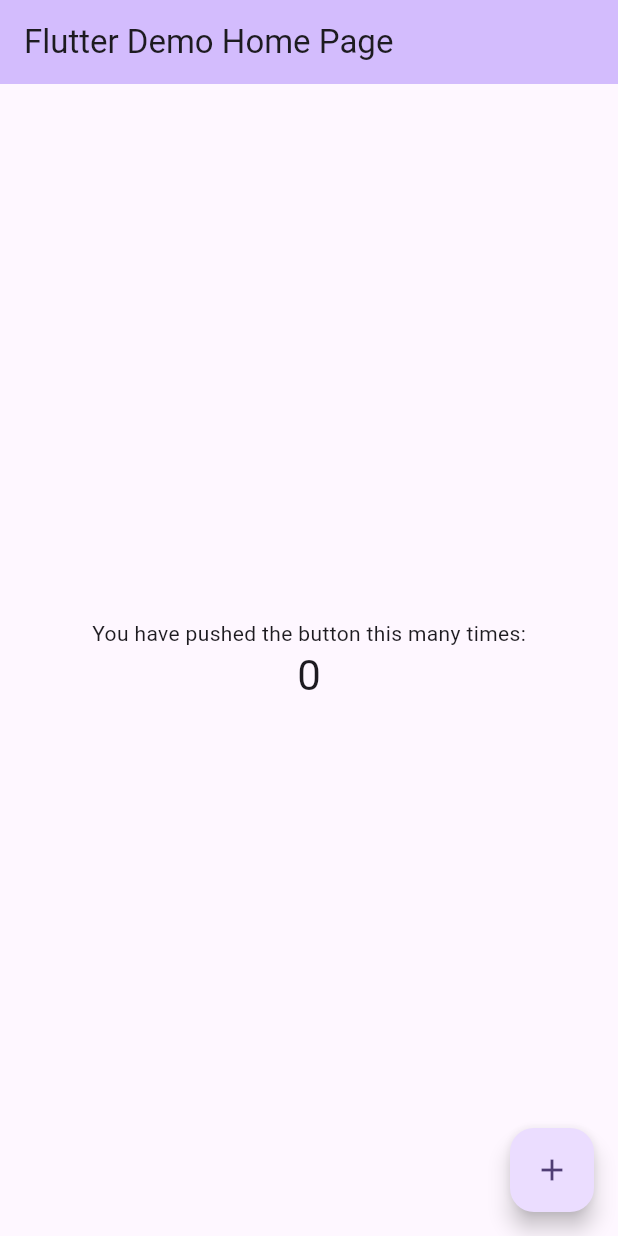
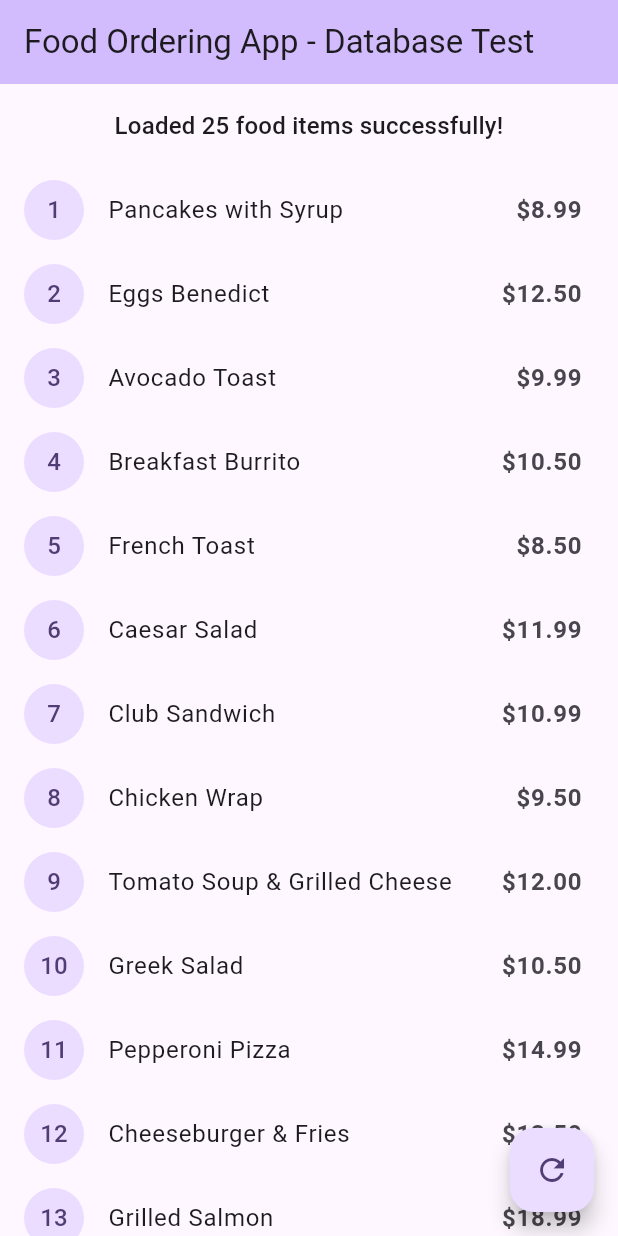
Before and after one commit to kunalpanda/Mobile_Dev_Assign_3, a Flutter app: the screen it shows after launch, on a phone screen of 412 x 824 dp. Run offline on Flutter 3.47's test engine with Material 3 defaults, Android fonts, the phone set to English and light mode, and no system bars; our stand-ins replace sqflite, sqflite_common_ffi; accounts and stored records are empty.

Commit message:
setup db

```diff
--- /dev/null
+++ b/lib/database/database_helper.dart
@@ -0,0 +1,283 @@
+import 'dart:io' show Platform;
+import 'package:sqflite/sqflite.dart';
+import 'package:sqflite_common_ffi/sqflite_ffi.dart';
+import 'package:path/path.dart';
+import '../models/models.dart';
+
+/// DatabaseHelper - Singleton class for managing SQLite database operations
+///
+/// This class handles all database operations including:
+/// - Database initialization and table creation
+/// - CRUD operations for FoodItem
+/// - CRUD operations for OrderPlan
+/// - Seeding initial data
+class DatabaseHelper {
+  // Singleton pattern implementation
+  static final DatabaseHelper _instance = DatabaseHelper._internal();
+  static Database? _database;
+
+  // Private constructor with platform-specific initialization
+  DatabaseHelper._internal() {
+    // Initialize FFI for Windows/Linux/macOS desktop platforms
+    if (Platform.isWindows || Platform.isLinux || Platform.isMacOS) {
+      sqfliteFfiInit();
+      databaseFactory = databaseFactoryFfi;
+    }
+  }
+
+  // Factory constructor returns the singleton instance
+  factory DatabaseHelper() {
+    return _instance;
+  }
+
+  /// Get database instance, initialize if not already done
+  Future<Database> get database async {
+    if (_database != null) return _database!;
+    _database = await _initDatabase();
+    return _database!;
+  }
+
+  /// Initialize the database
+  /// Creates the database file and tables if they don't exist
+  Future<Database> _initDatabase() async {
+    // Get the path to the database file
+    String path = join(await getDatabasesPath(), 'food_ordering.db');
+
+    // Open the database, create tables if needed
+    return await openDatabase(
+      path,
+      version: 1,
+      onCreate: _onCreate,
+    );
+  }
+
+  /// Create database tables
+  /// Called automatically when database is created for the first time
+  Future<void> _onCreate(Database db, int version) async {
+    // Create food_items table
+    await db.execute('''
+      CREATE TABLE food_items (
+        id INTEGER PRIMARY KEY AUTOINCREMENT,
+        name TEXT NOT NULL,
+        cost REAL NOT NULL
+      )
+    ''');
+
+    // Create order_plans table with foreign key
+    await db.execute('''
+      CREATE TABLE order_plans (
+        id INTEGER PRIMARY KEY AUTOINCREMENT,
+        date TEXT NOT NULL,
+        targetCost REAL NOT NULL,
+        foodItemId INTEGER NOT NULL,
+        FOREIGN KEY (foodItemId) REFERENCES food_items(id) ON DELETE CASCADE
+      )
+    ''');
+
+    // Seed initial data with 20+ food items
+    await _seedInitialData(db);
+  }
+
+  /// Seed the database with initial food items
+  /// Only called during database creation
+  Future<void> _seedInitialData(Database db) async {
+    // List of 25 diverse food items across different categories
+    final List<Map<String, dynamic>> initialFoodItems = [
+      // Breakfast Items
+      {'name': 'Pancakes with Syrup', 'cost': 8.99},
+      {'name': 'Eggs Benedict', 'cost': 12.50},
+      {'name': 'Avocado Toast', 'cost': 9.99},
+      {'name': 'Breakfast Burrito', 'cost': 10.50},
+      {'name': 'French Toast', 'cost': 8.50},
+
+      // Lunch Items
+      {'name': 'Caesar Salad', 'cost': 11.99},
+      {'name': 'Club Sandwich', 'cost': 10.99},
+      {'name': 'Chicken Wrap', 'cost': 9.50},
+      {'name': 'Tomato Soup & Grilled Cheese', 'cost': 12.00},
+      {'name': 'Greek Salad', 'cost': 10.50},
+
+      // Dinner Items
+      {'name': 'Pepperoni Pizza', 'cost': 14.99},
+      {'name': 'Cheeseburger & Fries', 'cost': 13.50},
+      {'name': 'Grilled Salmon', 'cost': 18.99},
+      {'name': 'Chicken Alfredo Pasta', 'cost': 15.50},
+      {'name': 'Beef Tacos (3pc)', 'cost': 11.99},
+      {'name': 'Vegetable Stir Fry', 'cost': 12.99},
+      {'name': 'BBQ Ribs', 'cost': 19.99},
+
+      // Snacks
+      {'name': 'French Fries', 'cost': 4.99},
+      {'name': 'Onion Rings', 'cost': 5.50},
+      {'name': 'Chicken Wings (6pc)', 'cost': 9.99},
+      {'name': 'Mozzarella Sticks', 'cost': 6.99},
+
+      // Desserts
+      {'name': 'Chocolate Cake', 'cost': 6.50},
+      {'name': 'Ice Cream Sundae', 'cost': 5.99},
+      {'name': 'Apple Pie', 'cost': 5.50},
+      {'name': 'Cheesecake', 'cost': 7.50},
+    ];
+
+    // Insert all food items
+    for (var item in initialFoodItems) {
+      await db.insert('food_items', item);
+    }
+  }
+
+  // ==================== FOOD ITEM CRUD OPERATIONS ====================
+
+  /// Insert a new food item into the database
+  Future<int> insertFoodItem(FoodItem item) async {
+    final db = await database;
+    return await db.insert('food_items', item.toMap());
+  }
+
+  /// Get all food items from the database
+  Future<List<FoodItem>> getAllFoodItems() async {
+    final db = await database;
+    final List<Map<String, dynamic>> maps = await db.query('food_items');
+
+    return List.generate(maps.length, (i) {
+      return FoodItem.fromMap(maps[i]);
+    });
+  }
+
+  /// Get a single food item by ID
+  Future<FoodItem?> getFoodItemById(int id) async {
+    final db = await database;
+    final List<Map<String, dynamic>> maps = await db.query(
+      'food_items',
+      where: 'id = ?',
+      whereArgs: [id],
+    );
+
+    if (maps.isEmpty) return null;
+    return FoodItem.fromMap(maps.first);
+  }
+
+  /// Update an existing food item
+  Future<int> updateFoodItem(FoodItem item) async {
+    final db = await database;
+    return await db.update(
+      'food_items',
+      item.toMap(),
+      where: 'id = ?',
+      whereArgs: [item.id],
+    );
+  }
+
+  /// Delete a food item by ID
+  /// Note: This will cascade delete related order_plans
+  Future<int> deleteFoodItem(int id) async {
+    final db = await database;
+    return await db.delete(
+      'food_items',
+      where: 'id = ?',
+      whereArgs: [id],
+    );
+  }
+
+  /// Search food items by name (optional enhancement)
+  Future<List<FoodItem>> searchFoodItems(String searchTerm) async {
+    final db = await database;
+    final List<Map<String, dynamic>> maps = await db.query(
+      'food_items',
+      where: 'name LIKE ?',
+      whereArgs: ['%$searchTerm%'],
+    );
+
+    return List.generate(maps.length, (i) {
+      return FoodItem.fromMap(maps[i]);
+    });
+  }
+
+  // ==================== ORDER PLAN CRUD OPERATIONS ====================
+
+  /// Insert a new order plan entry
+  Future<int> insertOrderPlan(OrderPlan orderPlan) async {
+    final db = await database;
+    return await db.insert('order_plans', orderPlan.toMap());
+  }
+
+  /// Get all order plans for a specific date (with food item details via JOIN)
+  Future<List<OrderPlan>> getOrdersForDate(String date) async {
+    final db = await database;
+    final List<Map<String, dynamic>> maps = await db.rawQuery('''
+      SELECT
+        op.id,
+        op.date,
+        op.targetCost,
+        op.foodItemId,
+        fi.name AS foodItemName,
+        fi.cost AS foodItemCost
+      FROM order_plans op
+      INNER JOIN food_items fi ON op.foodItemId = fi.id
+      WHERE op.date = ?
+      ORDER BY fi.name
+    ''', [date]);
+
+    return List.generate(maps.length, (i) {
+      return OrderPlan.fromMap(maps[i]);
+    });
+  }
+
+  /// Get all unique dates that have order plans
+  Future<List<String>> getAllOrderDates() async {
+    final db = await database;
+    final List<Map<String, dynamic>> maps = await db.rawQuery('''
+      SELECT DISTINCT date
+      FROM order_plans
+      ORDER BY date DESC
+    ''');
+
+    return List.generate(maps.length, (i) {
+      return maps[i]['date'] as String;
+    });
+  }
+
+  /// Delete all order plans for a specific date
+  Future<int> deleteOrdersForDate(String date) async {
+    final db = await database;
+    return await db.delete(
+      'order_plans',
+      where: 'date = ?',
+      whereArgs: [date],
+    );
+  }
+
+  /// Get the total cost for a specific date
+  Future<double> getTotalCostForDate(String date) async {
+    final db = await database;
+    final result = await db.rawQuery('''
+      SELECT SUM(fi.cost) as total
+      FROM order_plans op
+      INNER JOIN food_items fi ON op.foodItemId = fi.id
+      WHERE op.date = ?
+    ''', [date]);
+
+    if (result.isEmpty || result.first['total'] == null) {
+      return 0.0;
+    }
+    return result.first['total'] as double;
+  }
+
+  /// Check if an order plan exists for a specific date
+  Future<bool> hasOrdersForDate(String date) async {
+    final db = await database;
+    final result = await db.query(
+      'order_plans',
+      where: 'date = ?',
+      whereArgs: [date],
+      limit: 1,
+    );
+
+    return result.isNotEmpty;
+  }
+
+  /// Close the database connection
+  Future<void> close() async {
+    final db = await database;
+    await db.close();
+  }
+}
--- a/lib/main.dart
+++ b/lib/main.dart
@@ -1,4 +1,6 @@
 import 'package:flutter/material.dart';
+import 'database/database_helper.dart';
+import 'models/models.dart';
 
 void main() {
   runApp(const MyApp());
@@ -7,45 +9,21 @@ void main() {
 class MyApp extends StatelessWidget {
   const MyApp({super.key});
 
-  // This widget is the root of your application.
   @override
   Widget build(BuildContext context) {
     return MaterialApp(
-      title: 'Flutter Demo',
+      title: 'Food Ordering App',
       theme: ThemeData(
-        // This is the theme of your application.
-        //
-        // TRY THIS: Try running your application with "flutter run". You'll see
-        // the application has a purple toolbar. Then, without quitting the app,
-        // try changing the seedColor in the colorScheme below to Colors.green
-        // and then invoke "hot reload" (save your changes or press the "hot
-        // reload" button in a Flutter-supported IDE, or press "r" if you used
-        // the command line to start the app).
-        //
-        // Notice that the counter didn't reset back to zero; the application
-        // state is not lost during the reload. To reset the state, use hot
-        // restart instead.
-        //
-        // This works for code too, not just values: Most code changes can be
-        // tested with just a hot reload.
-        colorScheme: .fromSeed(seedColor: Colors.deepPurple),
+        colorScheme: ColorScheme.fromSeed(seedColor: Colors.deepPurple),
+        useMaterial3: true,
       ),
-      home: const MyHomePage(title: 'Flutter Demo Home Page'),
+      home: const MyHomePage(title: 'Food Ordering App - Database Test'),
     );
   }
 }
 
 class MyHomePage extends StatefulWidget {
   const MyHomePage({super.key, required this.title});
-
-  // This widget is the home page of your application. It is stateful, meaning
-  // that it has a State object (defined below) that contains fields that affect
-  // how it looks.
-
-  // This class is the configuration for the state. It holds the values (in this
-  // case the title) provided by the parent (in this case the App widget) and
-  // used by the build method of the State. Fields in a Widget subclass are
-  // always marked "final".
 
   final String title;
 
@@ -54,68 +32,86 @@ class MyHomePage extends StatefulWidget {
 }
 
 class _MyHomePageState extends State<MyHomePage> {
-  int _counter = 0;
+  final DatabaseHelper _dbHelper = DatabaseHelper();
+  List<FoodItem> _foodItems = [];
+  bool _isLoading = true;
+  String _status = 'Initializing database...';
 
-  void _incrementCounter() {
+  @override
+  void initState() {
+    super.initState();
+    _loadFoodItems();
+  }
+
+  Future<void> _loadFoodItems() async {
     setState(() {
-      // This call to setState tells the Flutter framework that something has
-      // changed in this State, which causes it to rerun the build method below
-      // so that the display can reflect the updated values. If we changed
-      // _counter without calling setState(), then the build method would not be
-      // called again, and so nothing would appear to happen.
-      _counter++;
+      _isLoading = true;
+      _status = 'Loading food items...';
     });
+
+    try {
+      final items = await _dbHelper.getAllFoodItems();
+      setState(() {
+        _foodItems = items;
+        _isLoading = false;
+        _status = 'Loaded ${items.length} food items successfully!';
+      });
+    } catch (e) {
+      setState(() {
+        _isLoading = false;
+        _status = 'Error: $e';
+      });
+    }
   }
 
   @override
   Widget build(BuildContext context) {
-    // This method is rerun every time setState is called, for instance as done
-    // by the _incrementCounter method above.
-    //
-    // The Flutter framework has been optimized to make rerunning build methods
-    // fast, so that you can just rebuild anything that needs updating rather
-    // than having to individually change instances of widgets.
     return Scaffold(
       appBar: AppBar(
-        // TRY THIS: Try changing the color here to a specific color (to
-        // Colors.amber, perhaps?) and trigger a hot reload to see the AppBar
-        // change color while the other colors stay the same.
         backgroundColor: Theme.of(context).colorScheme.inversePrimary,
-        // Here we take the value from the MyHomePage object that was created by
-        // the App.build method, and use it to set our appbar title.
         title: Text(widget.title),
       ),
-      body: Center(
-        // Center is a layout widget. It takes a single child and positions it
-        // in the middle of the parent.
-        child: Column(
-          // Column is also a layout widget. It takes a list of children and
-          // arranges them vertically. By default, it sizes itself to fit its
-          // children horizontally, and tries to be as tall as its parent.
-          //
-          // Column has various properties to control how it sizes itself and
-          // how it positions its children. Here we use mainAxisAlignment to
-          // center the children vertically; the main axis here is the vertical
-          // axis because Columns are vertical (the cross axis would be
-          // horizontal).
-          //
-          // TRY THIS: Invoke "debug painting" (choose the "Toggle Debug Paint"
-          // action in the IDE, or press "p" in the console), to see the
-          // wireframe for each widget.
-          mainAxisAlignment: .center,
-          children: [
-            const Text('You have pushed the button this many times:'),
-            Text(
-              '$_counter',
-              style: Theme.of(context).textTheme.headlineMedium,
+      body: _isLoading
+          ? const Center(
+              child: CircularProgressIndicator(),
+            )
+          : Column(
+              children: [
+                Padding(
+                  padding: const EdgeInsets.all(16.0),
+                  child: Text(
+                    _status,
+                    style: Theme.of(context).textTheme.titleMedium,
+                    textAlign: TextAlign.center,
+                  ),
+                ),
+                Expanded(
+                  child: ListView.builder(
+                    itemCount: _foodItems.length,
+                    itemBuilder: (context, index) {
+                      final item = _foodItems[index];
+                      return ListTile(
+                        leading: CircleAvatar(
+                          child: Text('${index + 1}'),
+                        ),
+                        title: Text(item.name),
+                        trailing: Text(
+                          '\$${item.cost.toStringAsFixed(2)}',
+                          style: const TextStyle(
+                            fontWeight: FontWeight.bold,
+                            fontSize: 16,
+                          ),
+                        ),
+                      );
+                    },
+                  ),
+                ),
+              ],
             ),
-          ],
-        ),
-      ),
       floatingActionButton: FloatingActionButton(
-        onPressed: _incrementCounter,
-        tooltip: 'Increment',
-        child: const Icon(Icons.add),
+        onPressed: _loadFoodItems,
+        tooltip: 'Reload',
+        child: const Icon(Icons.refresh),
       ),
     );
   }
--- /dev/null
+++ b/lib/models/food_item.dart
@@ -0,0 +1,66 @@
+/// Model class representing a food item in the database
+///
+/// This class handles the data structure for food items including
+/// conversion to/from database maps for SQLite operations
+class FoodItem {
+  final int? id; // Primary key, nullable for new items
+  final String name;
+  final double cost;
+
+  FoodItem({
+    this.id,
+    required this.name,
+    required this.cost,
+  });
+
+  /// Convert FoodItem object to Map for database insertion
+  /// Used when inserting or updating records in SQLite
+  Map<String, dynamic> toMap() {
+    return {
+      'id': id,
+      'name': name,
+      'cost': cost,
+    };
+  }
+
+  /// Create FoodItem object from database Map
+  /// Used when retrieving records from SQLite
+  factory FoodItem.fromMap(Map<String, dynamic> map) {
+    return FoodItem(
+      id: map['id'] as int?,
+      name: map['name'] as String,
+      cost: map['cost'] as double,
+    );
+  }
+
+  /// Create a copy of FoodItem with optional field updates
+  /// Useful for update operations
+  FoodItem copyWith({
+    int? id,
+    String? name,
+    double? cost,
+  }) {
+    return FoodItem(
+      id: id ?? this.id,
+      name: name ?? this.name,
+      cost: cost ?? this.cost,
+    );
+  }
+
+  @override
+  String toString() {
+    return 'FoodItem{id: $id, name: $name, cost: \$$cost}';
+  }
+
+  @override
+  bool operator ==(Object other) {
+    if (identical(this, other)) return true;
+    return other is FoodItem &&
+        other.id == id &&
+        other.name == name &&
+        other.cost == cost;
+  }
+
+  @override
+  int get hashCode => Object.hash(id, name, cost);
+}
--- /dev/null
+++ b/lib/models/models.dart
@@ -0,0 +1,7 @@
+/// Barrel file for exporting all model classes
+///
+/// This allows importing all models with a single import statement:
+/// import 'package:mobile_assign_3/models/models.dart';
+library;
+export 'food_item.dart';
+export 'order_plan.dart';
--- /dev/null
+++ b/lib/models/order_plan.dart
@@ -0,0 +1,87 @@
+/// Model class representing an order plan in the database
+///
+/// An order plan represents a collection of food items selected for a specific date
+/// with a target budget. This is a join entity that links dates with food items.
+class OrderPlan {
+  final int? id; // Primary key, nullable for new records
+  final String date; // Date in 'yyyy-MM-dd' format
+  final double targetCost; // Daily budget limit
+  final int foodItemId; // Foreign key to food_items table
+
+  // Optional fields populated from JOIN queries
+  final String? foodItemName; // Name of the food item (from food_items table)
+  final double? foodItemCost; // Cost of the food item (from food_items table)
+
+  OrderPlan({
+    this.id,
+    required this.date,
+    required this.targetCost,
+    required this.foodItemId,
+    this.foodItemName,
+    this.foodItemCost,
+  });
+
+  /// Convert OrderPlan object to Map for database insertion
+  /// Only includes fields that exist in the order_plans table
+  Map<String, dynamic> toMap() {
+    return {
+      'id': id,
+      'date': date,
+      'targetCost': targetCost,
+      'foodItemId': foodItemId,
+    };
+  }
+
+  /// Create OrderPlan object from database Map
+  /// Handles both simple queries and JOIN queries with food item details
+  factory OrderPlan.fromMap(Map<String, dynamic> map) {
+    return OrderPlan(
+      id: map['id'] as int?,
+      date: map['date'] as String,
+      targetCost: map['targetCost'] as double,
+      foodItemId: map['foodItemId'] as int,
+      // Optional fields from JOIN queries
+      foodItemName: map['foodItemName'] as String?,
+      foodItemCost: map['foodItemCost'] as double?,
+    );
+  }
+
+  /// Create a copy of OrderPlan with optional field updates
+  OrderPlan copyWith({
+    int? id,
+    String? date,
+    double? targetCost,
+    int? foodItemId,
+    String? foodItemName,
+    double? foodItemCost,
+  }) {
+    return OrderPlan(
+      id: id ?? this.id,
+      date: date ?? this.date,
+      targetCost: targetCost ?? this.targetCost,
+      foodItemId: foodItemId ?? this.foodItemId,
+      foodItemName: foodItemName ?? this.foodItemName,
+      foodItemCost: foodItemCost ?? this.foodItemCost,
+    );
+  }
+
+  @override
+  String toString() {
+    return 'OrderPlan{id: $id, date: $date, targetCost: \$$targetCost, '
+        'foodItemId: $foodItemId, foodItemName: $foodItemName, '
+        'foodItemCost: \$${foodItemCost ?? 0.0}}';
+  }
+
+  @override
+  bool operator ==(Object other) {
+    if (identical(this, other)) return true;
+    return other is OrderPlan &&
+        other.id == id &&
+        other.date == date &&
+        other.targetCost == targetCost &&
+        other.foodItemId == foodItemId;
+  }
+
+  @override
+  int get hashCode => Object.hash(id, date, targetCost, foodItemId);
+}
```
Also changed, not shown: pubspec.yaml (+9 -0 lines), pubspec.lock, 2 other files.
